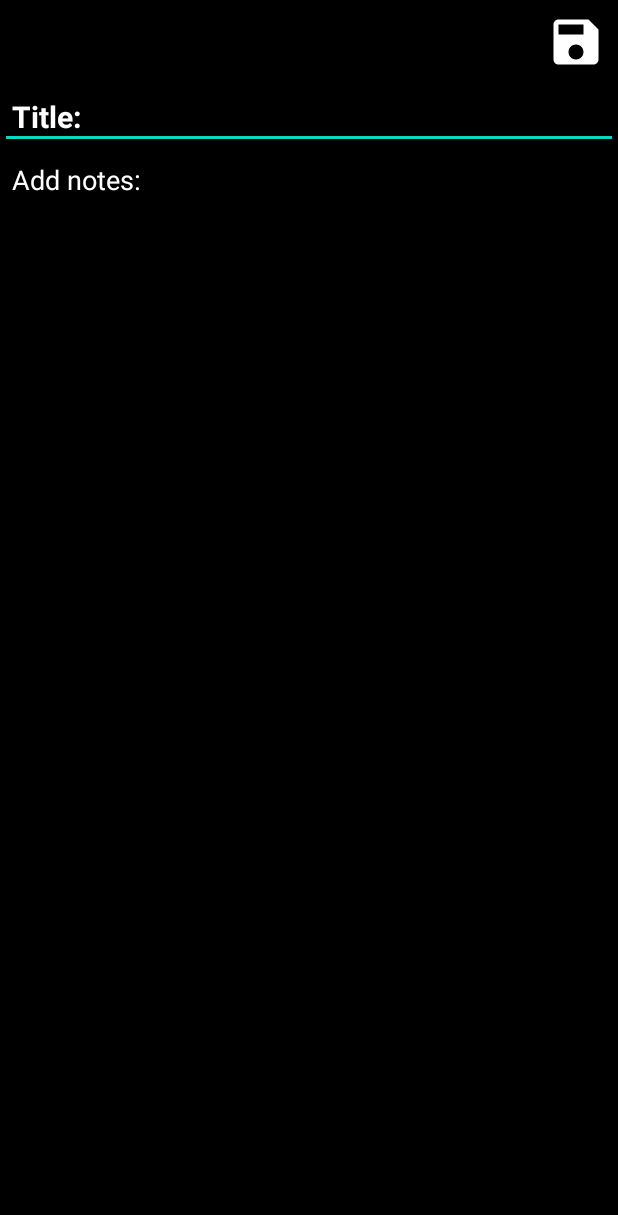
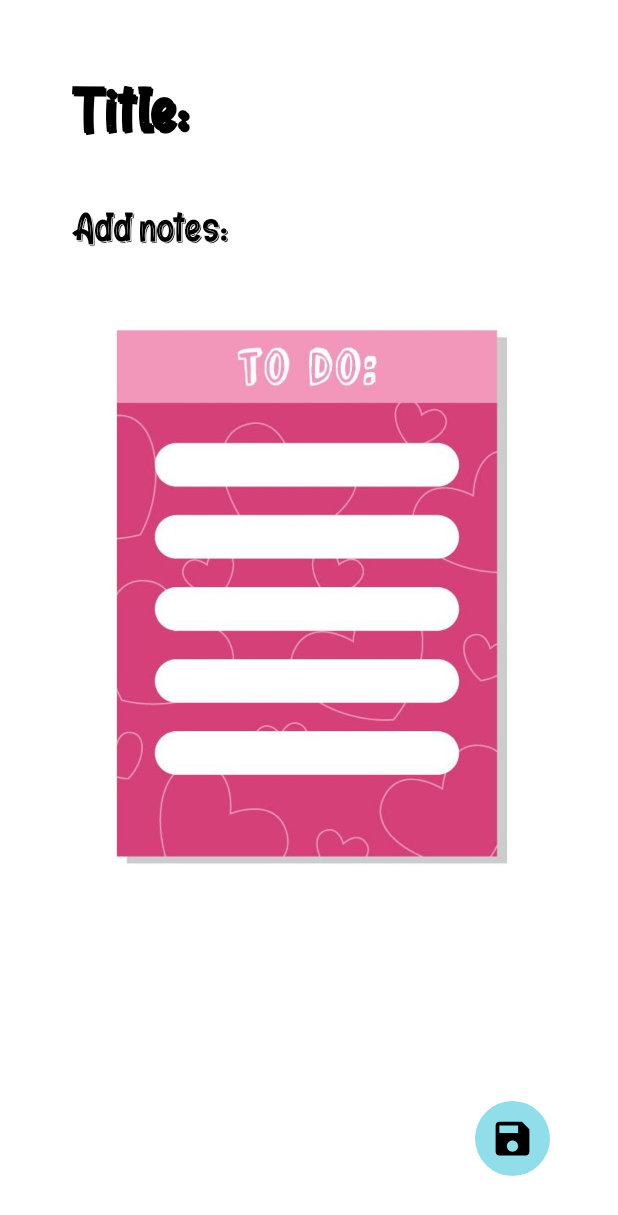
Before and after one commit to ElaheMahmoodi/Note, an Android app: the screen it shows after launch (NotesTakerActivity), after a tap on an icon or button, on a phone screen of 412 x 824 dp. Shown: the top 1215 px of the screen. Run offline under Robolectric (Android 15) with nearby library versions, the light colour scheme and no system bars; our stand-ins replace Room's generated code.

Commit message:
App was more completed.

```diff
--- a/app/src/main/AndroidManifest.xml
+++ b/app/src/main/AndroidManifest.xml
@@ -6,10 +6,10 @@
         android:allowBackup="true"
         android:dataExtractionRules="@xml/data_extraction_rules"
         android:fullBackupContent="@xml/backup_rules"
-        android:icon="@mipmap/ic_launcher"
+        android:icon="@drawable/icon_note"
         android:label="@string/app_name"
         android:supportsRtl="true"
-        android:theme="@style/Theme.Note"
+        android:theme="@style/Theme.Note.NoActionBar"
         tools:targetApi="31">
         <activity
             android:name=".NotesTakerActivity"
--- a/app/src/main/java/com/example/note/Adapters/NoteListAdapter.java
+++ b/app/src/main/java/com/example/note/Adapters/NoteListAdapter.java
@@ -74,11 +74,9 @@ public class NoteListAdapter extends RecyclerView.Adapter<NotesViewHolder>{
     }
     private int getRandomColor(){
         List<Integer> colorCode = new ArrayList<>();
-        colorCode.add(R.color.color1);
+
         colorCode.add(R.color.color2);
-        colorCode.add(R.color.color3);
-        colorCode.add(R.color.color4);
-        colorCode.add(R.color.color5);
+
 
         Random random = new Random();
         int random_color = random.nextInt(colorCode.size());
--- a/app/src/main/res/drawable/icon_save.xml
+++ b/app/src/main/res/drawable/icon_save.xml
@@ -1,5 +1,5 @@
-<vector android:height="24dp" android:tint="#FFFFFF"
+<vector android:height="24dp" android:tint="#000000"
     android:viewportHeight="24" android:viewportWidth="24"
     android:width="24dp" xmlns:android="http://schemas.android.com/apk/res/android">
-    <path android:fillColor="@android:color/white" android:pathData="M17,3L5,3c-1.11,0 -2,0.9 -2,2v14c0,1.1 0.89,2 2,2h14c1.1,0 2,-0.9 2,-2L21,7l-4,-4zM12,19c-1.66,0 -3,-1.34 -3,-3s1.34,-3 3,-3 3,1.34 3,3 -1.34,3 -3,3zM15,9L5,9L5,5h10v4z"/>
+    <path android:fillColor="@android:color/black" android:pathData="M17,3L5,3c-1.11,0 -2,0.9 -2,2v14c0,1.1 0.89,2 2,2h14c1.1,0 2,-0.9 2,-2L21,7l-4,-4zM12,19c-1.66,0 -3,-1.34 -3,-3s1.34,-3 3,-3 3,1.34 3,3 -1.34,3 -3,3zM15,9L5,9L5,5h10v4z"/>
 </vector>
--- /dev/null
+++ b/app/src/main/res/drawable/shape.xml
@@ -0,0 +1,7 @@
+<shape xmlns:android="http://schemas.android.com/apk/res/android"
+    android:shape="rectangle">
+    <solid
+        android:color="#92DDEA"/>
+    <corners
+        android:radius="50dp"/>
+</shape>
--- /dev/null
+++ b/app/src/main/res/drawable/shape_two.xml
@@ -0,0 +1,7 @@
+<shape xmlns:android="http://schemas.android.com/apk/res/android"
+    android:shape="rectangle">
+    <solid
+        android:color="#FFFFFF"/>
+    <corners
+        android:radius="20dp"/>
+</shape>
--- a/app/src/main/res/layout/activity_main.xml
+++ b/app/src/main/res/layout/activity_main.xml
@@ -5,17 +5,16 @@
     android:layout_width="match_parent"
     android:layout_height="match_parent"
     android:orientation="vertical"
-    android:background="@color/black"
     tools:context=".MainActivity">
 
     <androidx.appcompat.widget.SearchView
+        android:background="#92DDEA"
         android:id="@+id/searchView_home"
         android:layout_width="match_parent"
         android:layout_height="?attr/actionBarSize"
         android:layout_alignParentTop="true"
         app:iconifiedByDefault="false"
         android:layout_margin="16dp"
-        android:background="@color/gray"
         app:queryHint="Search your note ..." />
 
     <androidx.recyclerview.widget.RecyclerView
@@ -29,6 +28,8 @@
     <com.google.android.material.floatingactionbutton.FloatingActionButton
         android:id="@+id/fab_add"
         android:layout_margin="24dp"
+
+        android:backgroundTint="#92DDEA"
         android:src="@drawable/icon_add"
         android:layout_alignParentBottom="true"
         android:layout_alignParentEnd="true"
--- a/app/src/main/res/layout/activity_notes_taker.xml
+++ b/app/src/main/res/layout/activity_notes_taker.xml
@@ -5,46 +5,60 @@
     android:layout_width="match_parent"
     android:layout_height="match_parent"
     android:orientation="vertical"
-    android:background="@color/black"
-    tools:context=".NotesTakerActivity">
-    <androidx.appcompat.widget.Toolbar
-        android:id="@+id/toolbar_notes"
+    tools:context=".NotesTakerActivity"
+    android:layout_margin="30dp">
+    <LinearLayout
         android:layout_width="match_parent"
-        android:layout_height="?attr/actionBarSize">
-        <RelativeLayout
-            android:layout_width="match_parent"
-            android:layout_height="wrap_content">
-            <ImageView
-                android:id="@+id/imageView_save"
-                android:layout_alignParentEnd="true"
-                android:src="@drawable/icon_save"
-                android:padding="8dp"
-                android:background="@android:color/transparent"
-                android:layout_width="?attr/actionBarSize"
-                android:layout_height="?attr/actionBarSize"/>
-        </RelativeLayout>
-    </androidx.appcompat.widget.Toolbar>
-
+        android:layout_height="match_parent"
+        android:orientation="vertical"
+        android:padding="10dp">
     <EditText
         android:id="@+id/editText_title"
         android:hint="Title: "
-        android:textColorHint="@color/white"
+        android:textColorHint="@color/black"
         android:padding="8dp"
         android:textStyle="bold"
-        android:textSize="20sp"
-        android:textColor="@color/white"
+        android:background="@drawable/shape_two"
+        android:textSize="30sp"
+        android:fontFamily="@font/bubble"
+        android:textColor="@color/black"
         android:singleLine="true"
         android:layout_width="match_parent"
         android:layout_height="wrap_content"/>
     <EditText
         android:id="@+id/editText_notes"
         android:hint="Add notes: "
-        android:textColorHint="@color/white"
+        android:textColorHint="@color/black"
         android:padding="8dp"
-        android:textColor="@color/white"
-        android:textSize="18sp"
+        android:maxLines="4"
+        android:layout_marginTop="20dp"
+        android:background="@drawable/shape_two"
+        android:textColor="@color/black"
+        android:textSize="20sp"
         android:textStyle="normal"
         android:layout_width="match_parent"
         android:layout_height="wrap_content"/>
+    <ImageView
+        android:layout_width="match_parent"
+        android:layout_height="380dp"
+        android:layout_margin="30dp"
+        android:layout_gravity="center_vertical"
+        android:src="@drawable/notebg"/>
 
+    <RelativeLayout
+        android:layout_width="match_parent"
+        android:layout_height="wrap_content">
+
+        <ImageView
+            android:id="@+id/imageView_save"
+            android:layout_width="50dp"
+            android:layout_height="50dp"
+            android:layout_alignParentEnd="true"
+            android:layout_alignParentBottom="true"
+            android:layout_margin="5dp"
+            android:background="@drawable/shape"
+            android:padding="10dp"
+            android:src="@drawable/icon_save" />
+    </RelativeLayout>
+    </LinearLayout>
 </LinearLayout>
--- a/app/src/main/res/layout/notes_list.xml
+++ b/app/src/main/res/layout/notes_list.xml
@@ -5,8 +5,8 @@
     xmlns:app="http://schemas.android.com/apk/res-auto"
     app:cardBackgroundColor="@color/white"
     android:id="@+id/notes_container"
-    app:cardCornerRadius="8dp"
-    app:cardElevation="8dp"
+    app:cardCornerRadius="10dp"
+    app:cardElevation="10dp"
     android:layout_margin="8dp">
     <LinearLayout
         android:layout_width="match_parent"
@@ -19,9 +19,9 @@
             <TextView
                 android:id="@+id/textView_title"
                 android:text="Title"
-                android:textSize="18sp"
+                android:fontFamily="@font/bubble"
+                android:textSize="25sp"
                 android:textColor="@color/black"
-                android:textStyle="bold"
                 android:padding="8dp"
                 android:singleLine="true"
                 android:ellipsize="marquee"
@@ -42,6 +42,7 @@
         <TextView
             android:id="@+id/textView_notes"
             android:text="Notes."
+            android:fontFamily="@font/bubble"
             android:textColor="@color/black"
             android:textSize="14sp"
             android:textStyle="normal"
@@ -53,6 +54,7 @@
         <TextView
             android:id="@+id/textView_date"
             android:text="Date"
+            android:fontFamily="@font/bubble"
             android:textColor="@color/gray"
             android:singleLine="true"
             android:ellipsize="marquee"
--- a/app/src/main/res/menu/popup_menu.xml
+++ b/app/src/main/res/menu/popup_menu.xml
@@ -1,7 +1,7 @@
 <?xml version="1.0" encoding="utf-8"?>
 <menu xmlns:android="http://schemas.android.com/apk/res/android">
     <item android:id="@+id/pin"
-        android:title="Pin/Unpin"/>
+        android:title="Pin/Unpin" />
     <item android:id="@+id/delete"
         android:title="Delete"/>
 </menu>
--- a/app/src/main/res/values-night/themes.xml
+++ b/app/src/main/res/values-night/themes.xml
@@ -1,9 +1,9 @@
 <resources xmlns:tools="http://schemas.android.com/tools">
     <!-- Base application theme. -->
-    <style name="Theme.Note" parent="Theme.MaterialComponents.DayNight.DarkActionBar">
+    <style name="Theme.Note" parent="Theme.MaterialComponents.DayNight.NoActionBar">
         <!-- Primary brand color. -->
         <item name="colorPrimary">@color/purple_200</item>
-        <item name="colorPrimaryVariant">@color/purple_700</item>
+        <item name="colorPrimaryVariant">@color/black</item>
         <item name="colorOnPrimary">@color/black</item>
         <!-- Secondary brand color. -->
         <item name="colorSecondary">@color/teal_200</item>
@@ -17,7 +17,7 @@
     <style name="Theme.Note.NoActionBar" parent="Theme.MaterialComponents.DayNight.NoActionBar">
         <!-- Primary brand color. -->
         <item name="colorPrimary">@color/purple_200</item>
-        <item name="colorPrimaryVariant">@color/purple_700</item>
+        <item name="colorPrimaryVariant">@color/black</item>
         <item name="colorOnPrimary">@color/black</item>
         <!-- Secondary brand color. -->
         <item name="colorSecondary">@color/teal_200</item>
@@ -26,5 +26,7 @@
         <!-- Status bar color. -->
         <item name="android:statusBarColor">?attr/colorPrimaryVariant</item>
         <!-- Customize your theme here. -->
+
+        <item name="android:fontFamily">@font/bubble</item>
     </style>
 </resources>
--- a/app/src/main/res/values/colors.xml
+++ b/app/src/main/res/values/colors.xml
@@ -11,7 +11,7 @@
     <color name="gray">#242B2E</color>
 
     <color name="color1">#E91E63</color>
-    <color name="color2">#9B27AF</color>
+    <color name="color2">#E6F8FB</color>
     <color name="color3">#E3B838</color>
     <color name="color4">#62D642</color>
     <color name="color5">#448EDD</color>
--- a/app/src/main/res/values/themes.xml
+++ b/app/src/main/res/values/themes.xml
@@ -1,9 +1,9 @@
 <resources xmlns:tools="http://schemas.android.com/tools">
     <!-- Base application theme. -->
-    <style name="Theme.Note" parent="Theme.MaterialComponents.DayNight.DarkActionBar">
+    <style name="Theme.Note" parent="Theme.MaterialComponents.DayNight.NoActionBar">
         <!-- Primary brand color. -->
         <item name="colorPrimary">@color/purple_500</item>
-        <item name="colorPrimaryVariant">@color/purple_700</item>
+        <item name="colorPrimaryVariant">@color/black</item>
         <item name="colorOnPrimary">@color/white</item>
         <!-- Secondary brand color. -->
         <item name="colorSecondary">@color/teal_200</item>
@@ -17,7 +17,7 @@
     <style name="Theme.Note.NoActionBar" parent="Theme.MaterialComponents.DayNight.NoActionBar">
         <!-- Primary brand color. -->
         <item name="colorPrimary">@color/purple_500</item>
-        <item name="colorPrimaryVariant">@color/purple_700</item>
+        <item name="colorPrimaryVariant">@color/black</item>
         <item name="colorOnPrimary">@color/white</item>
         <!-- Secondary brand color. -->
         <item name="colorSecondary">@color/teal_200</item>
@@ -26,5 +26,7 @@
         <!-- Status bar color. -->
         <item name="android:statusBarColor">?attr/colorPrimaryVariant</item>
         <!-- Customize your theme here. -->
+        <item name="android:fontFamily">@font/bubble</item>
+
     </style>
 </resources>
```
Also changed, not shown: app/src/main/res/drawable/icon_note.png (added), app/src/main/res/drawable/notebg.jpg (added), app/src/main/res/font/bubble.otf (added).
